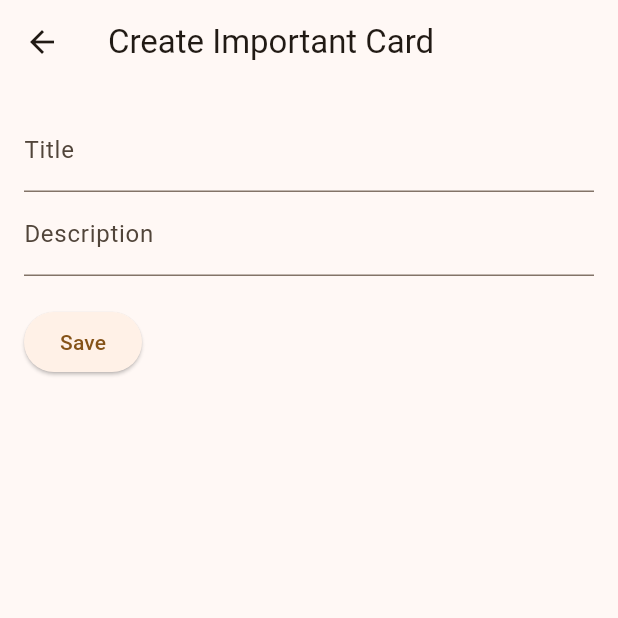
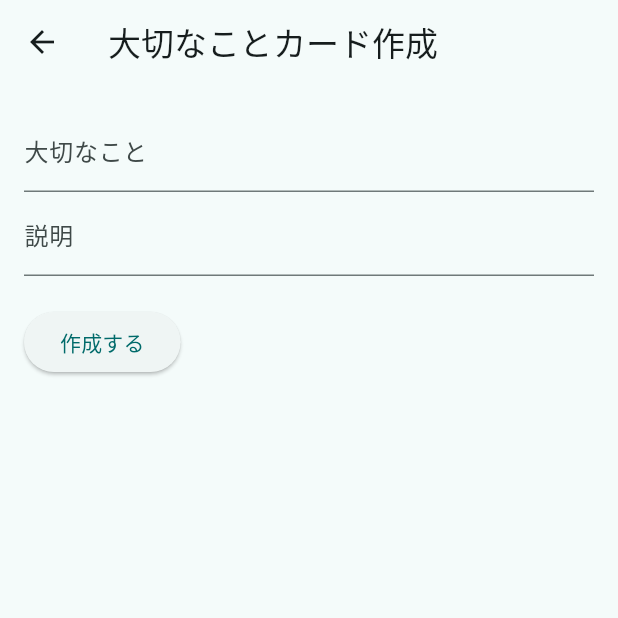
Before and after one commit to tomurango/kotsukotsushare, a Flutter app: the screen it shows once a user with an empty profile is signed in, after a tap on the "add" icon, on a phone screen of 412 x 824 dp, the top half of it. Run offline on Flutter 3.47's test engine with Material 3 defaults, Android fonts, the light colour scheme and no system bars; our stand-ins replace cloud_firestore, firebase_auth, firebase_core, flutter_hooks, flutter_riverpod, google_fonts and 3 more; accounts and stored records are empty.

Commit message:
全体的なデザインの修正

```diff
--- a/lib/main.dart
+++ b/lib/main.dart
@@ -6,10 +6,9 @@ import 'package:hooks_riverpod/hooks_riverpod.dart';
 import 'firebase_options.dart';
 import 'src/auth_wrapper.dart';
 
-void main() async{
-
-  // 基本カラーをオレンジ色 (#FF9900) に設定
-  final int primaryColor = 0xffff9900;
+void main() async {
+  // 基本カラーをTeal色 (#008080) に設定
+  final int primaryColor = 0xFF008080;
   final CorePalette corePalette = CorePalette.of(primaryColor);
 
   // CorePaletteからカラーシェーマを生成
@@ -29,10 +28,12 @@ void main() async{
     options: DefaultFirebaseOptions.currentPlatform,
   );
 
-  runApp(ProviderScope(child: MyApp(
-    lightScheme: lightColorScheme,
-    darkScheme: darkColorScheme,
-  )));
+  runApp(ProviderScope(
+    child: MyApp(
+      lightScheme: lightColorScheme,
+      darkScheme: darkColorScheme,
+    ),
+  ));
 }
 
 class MyApp extends StatelessWidget {
@@ -41,48 +42,32 @@ class MyApp extends StatelessWidget {
 
   const MyApp({super.key, required this.lightScheme, required this.darkScheme});
 
-  // This widget is the root of your application.
   @override
   Widget build(BuildContext context) {
     final brightness = MediaQuery.of(context).platformBrightness;
 
-    // Use with Google Fonts package to use downloadable fonts
-    TextTheme textTheme = GoogleFonts.robotoTextTheme();
+    // テーマ定義時に直接Googleフォントを適用
+    final ThemeData lightTheme = ThemeData(
+      colorScheme: lightScheme,
+      textTheme: GoogleFonts.zenKakuGothicNewTextTheme(
+        Theme.of(context).textTheme,
+      ),
+      useMaterial3: true,
+    );
 
-    MaterialTheme theme = MaterialTheme(textTheme, lightScheme, darkScheme);
+    final ThemeData darkTheme = ThemeData(
+      colorScheme: darkScheme,
+      textTheme: GoogleFonts.zenKakuGothicNewTextTheme(
+        Theme.of(context).textTheme,
+      ),
+      useMaterial3: true,
+    );
+
     return MaterialApp(
-      title: 'KotsuKotsuShare',
-      theme: theme.light(), // ライトテーマを適用
-      darkTheme: theme.dark(), // ダークテーマを適用
+      title: 'Chokushii',
+      theme: lightTheme, // ライトテーマを適用
+      darkTheme: darkTheme, // ダークテーマを適用
       home: AuthWrapper(),
     );
   }
 }
-
-class MaterialTheme {
-  final TextTheme textTheme;
-  final ColorScheme lightColorScheme;
-  final ColorScheme darkColorScheme;
-
-  MaterialTheme(this.textTheme, this.lightColorScheme, this.darkColorScheme);
-
-  ThemeData light() {
-    return ThemeData(
-      colorScheme: lightColorScheme,
-      textTheme: textTheme,
-      // Material Design 3を使用
-      applyElevationOverlayColor: true,
-      useMaterial3: true,
-    );
-  }
-
-  ThemeData dark() {
-    return ThemeData(
-      colorScheme: darkColorScheme,
-      textTheme: textTheme,
-      // Material Design 3を使用
-      applyElevationOverlayColor: true,
-      useMaterial3: true,
-    );
-  }
-}
--- a/lib/src/screens/create_card_screen.dart
+++ b/lib/src/screens/create_card_screen.dart
@@ -36,7 +36,11 @@ class CreateCardScreen extends HookWidget {
 
     return Scaffold(
       appBar: AppBar(
-        title: Text('Create $title Card'),
+        title: Text(
+          title == 'Important'
+            ? '大切なことカード作成'
+            : '大切じゃないことカード作成',
+        ),
       ),
       body: Padding(
         padding: const EdgeInsets.all(16.0),
@@ -47,20 +51,22 @@ class CreateCardScreen extends HookWidget {
             children: [
               TextFormField(
                 controller: titleController,
-                decoration: InputDecoration(labelText: 'Title'),
+                decoration: InputDecoration(
+                  labelText: title == 'Important' ? '大切なこと' : '大切じゃないこと',
+                ),
                 validator: (value) {
                   if (value == null || value.isEmpty) {
-                    return 'Please enter a title';
+                    return '大切なことを入力してください';
                   }
                   return null;
                 },
               ),
               TextFormField(
                 controller: descriptionController,
-                decoration: InputDecoration(labelText: 'Description'),
+                decoration: InputDecoration(labelText: '説明'),
                 validator: (value) {
                   if (value == null || value.isEmpty) {
-                    return 'Please enter a description';
+                    return '説明を入力してください';
                   }
                   return null;
                 },
@@ -68,7 +74,7 @@ class CreateCardScreen extends HookWidget {
               SizedBox(height: 20),
               ElevatedButton(
                 onPressed: saveCard,
-                child: Text('Save'),
+                child: Text('作成する'),
               ),
             ],
           ),
--- a/lib/src/screens/main_screen.dart
+++ b/lib/src/screens/main_screen.dart
@@ -21,11 +21,17 @@ class MainScreen extends HookConsumerWidget {
     ];
 
     // タイトルのリスト
-    final titles = ['Mypage', 'Share', 'Setting'];
+    final titles = ['マイメモ', 'みんなの記録', '設定'];
 
     return Scaffold(
       appBar: AppBar(
-        title: Text(titles[selectedIndex.value]),
+        backgroundColor: Color(0xFF008080), // AppBarの背景色をティール色に設定
+        title: Text(
+          titles[selectedIndex.value],
+          style: TextStyle(
+            color: Colors.white, // 文字色を白に設定
+          ),
+        ),
       ),
       body: pages[selectedIndex.value],
       bottomNavigationBar: CustomBottomAppBar(
--- a/lib/src/screens/mypage_screen.dart
+++ b/lib/src/screens/mypage_screen.dart
@@ -24,7 +24,7 @@ class MypageScreen extends ConsumerWidget {
         children: [
           // Category 1
           Container(
-            color: Color(0xffff9900),
+            color: Color(0xFF008080),
             width: double.infinity,
             child: Padding(
               padding: EdgeInsets.all(8.0),
@@ -33,7 +33,7 @@ class MypageScreen extends ConsumerWidget {
                 children: [
                   Text(
                     '大切なこと',
-                    style: TextStyle(fontSize: 20, fontWeight: FontWeight.bold),
+                    style: TextStyle(fontSize: 20, fontWeight: FontWeight.bold, color: Colors.white),
                   ),
                   SizedBox(height: 8),
                   cardsAsyncValue.when(
@@ -147,7 +147,7 @@ class CardItem extends StatelessWidget {
               child: Center(
                 child: Text(
                   title,
-                  style: TextStyle(fontSize: 18),
+                  style: TextStyle(fontSize: 24, fontWeight: FontWeight.bold),
                 ),
               ),
             ),
--- a/lib/src/screens/setting_screen.dart
+++ b/lib/src/screens/setting_screen.dart
@@ -14,7 +14,7 @@ class SettingScreen extends StatelessWidget {
         onPressed: () async {
           await FirebaseAuth.instance.signOut();
         },
-        child: Text('Logout'),
+        child: Text('ログアウト'),
       ),
     );
   }
--- a/lib/src/widgets/custom_bottom_app_bar.dart
+++ b/lib/src/widgets/custom_bottom_app_bar.dart
@@ -11,16 +11,16 @@ class CustomBottomAppBar extends StatelessWidget {
     return BottomNavigationBar(
       items: const <BottomNavigationBarItem>[
         BottomNavigationBarItem(
-          icon: Icon(Icons.home),
-          label: 'Home',
+          icon: Icon(Icons.note),
+          label: 'マイメモ',
         ),
         BottomNavigationBarItem(
-          icon: Icon(Icons.people),
-          label: 'Community',
+          icon: Icon(Icons.group),
+          label: 'みんなの記録',
         ),
         BottomNavigationBarItem(
           icon: Icon(Icons.settings),
-          label: 'Settings',
+          label: '設定',
         ),
       ],
       currentIndex: selectedIndex,
--- a/pubspec.yaml
+++ b/pubspec.yaml
@@ -39,6 +39,7 @@ dependencies:
   hooks_riverpod: ^2.5.2
   flutter_hooks: ^0.20.5
   flutter_launcher_icons: ^0.14.1
+  intl: ^0.19.0
 
 
   # The following adds the Cupertino Icons font to your application.
```
Also changed, not shown: lib/src/screens/card_memo_screen.dart (+22 -7 lines), lib/src/screens/reflection_screen.dart (+43 -64 lines), pubspec.lock.
